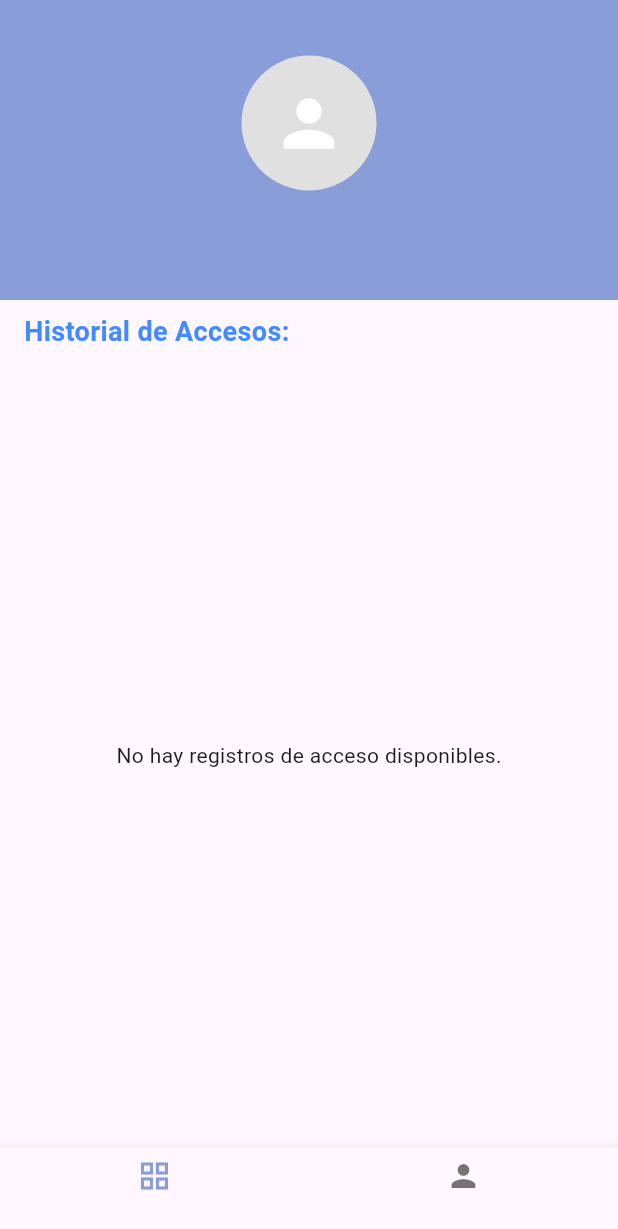
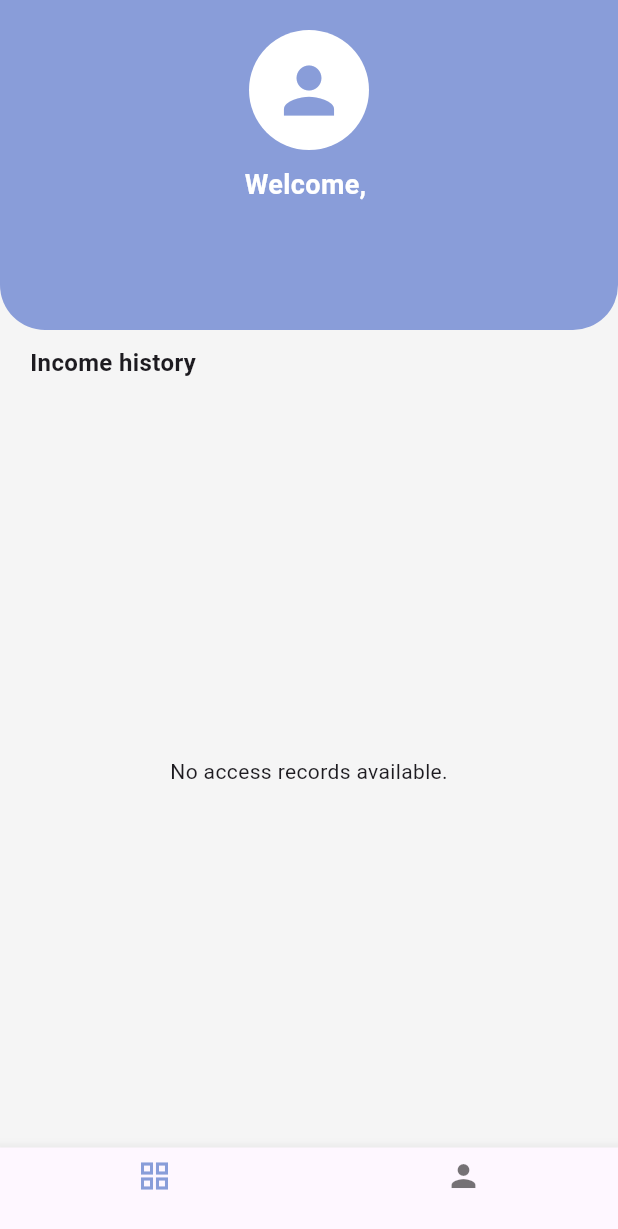
Before and after one commit to tatanardila99/recognitionApp, a Flutter app: the StudentHomeScreen screen opened by its route, on a phone screen of 412 x 824 dp. Shown: the top 1229 px of the screen. Run offline on Flutter 3.47's test engine with Material 3 defaults, Android fonts, the phone set to English and light mode, and no system bars; our stand-ins replace camera, flutter_styled_toast, google_fonts; missing offline and left inert: face_camera, google_ml_kit; accounts and stored records are empty.

Commit message:
Update > Student screen enhancement

```diff
--- a/lib/screens/student/home_student.dart
+++ b/lib/screens/student/home_student.dart
@@ -1,4 +1,3 @@
-// student_home_screen.dart
 import 'package:flutter/material.dart';
 import 'package:uts_recognitionapp/screens/student/bottom_bar_navigation_student.dart';
 import 'package:intl/intl.dart';
@@ -15,41 +14,39 @@
 }
 
 class _StudentHomeScreenState extends State<StudentHomeScreen> {
-
   @override
   void didChangeDependencies() {
     super.didChangeDependencies();
-
-
     final Map<String, dynamic>? args =
         ModalRoute.of(context)?.settings.arguments as Map<String, dynamic>?;
 
-    if (args != null && !Provider.of<UserProvider>(context, listen: false).currentUserLoaded) {
+    if (args != null &&
+        !Provider.of<UserProvider>(context, listen: false).currentUserLoaded) {
       final userProvider = Provider.of<UserProvider>(context, listen: false);
 
       List<dynamic>? accessInfoRaw = args['accessInfo'];
       Map<String, dynamic>? userDataRaw = args['userData'];
 
-      if (userDataRaw != null) {
-        userProvider.setUser(userDataRaw);
-      }
-      if (accessInfoRaw != null) {
-        userProvider.setAccessInfo(accessInfoRaw);
-      }
-      print('Datos guardados en el Provider.');
+      if (userDataRaw != null) userProvider.setUser(userDataRaw);
+      if (accessInfoRaw != null) userProvider.setAccessInfo(accessInfoRaw);
     }
   }
 
-
-  String _formatDate(String dateString) {
+  String _formatTime(String dateString) {
     try {
       final dateTime = DateTime.parse(dateString);
-      return DateFormat('dd MMM yyyy, hh:mm a').format(dateTime);
+      return DateFormat('HH:mm EEEE, d MMMM yyyy').format(dateTime);
     } catch (e) {
-      print('Error al formatear fecha: $e');
       return dateString;
     }
   }
+
+  final List<Color> cardColors = [
+    Colors.blue.shade900,
+    Colors.lightBlue.shade400,
+    Colors.pinkAccent.shade100,
+    Colors.cyan.shade400,
+  ];
 
   @override
   Widget build(BuildContext context) {
@@ -57,83 +54,114 @@
     final UserData? currentUser = userProvider.currentUser;
     final List<AccessEntry>? currentAccessInfo = userProvider.currentAccessInfo;
 
-
     return Scaffold(
+      backgroundColor: Colors.grey.shade100,
       body: Column(
-        crossAxisAlignment: CrossAxisAlignment.stretch,
-        children: <Widget>[
+        children: [
           Container(
             width: double.infinity,
+            height: 220,
+            decoration: const BoxDecoration(
+              color: Color(0xFF899DD9),
+              borderRadius: BorderRadius.only(
+                bottomLeft: Radius.circular(30),
+                bottomRight: Radius.circular(30),
+              ),
+            ),
             padding: EdgeInsets.only(
-              top: MediaQuery.of(context).padding.top + 16.0,
-              bottom: 16.0,
+              top: MediaQuery.of(context).padding.top + 20,
+              bottom: 20,
             ),
-            decoration: const BoxDecoration(color: Color(0xFF899DD9)),
-            height: 200,
             child: Column(
-              mainAxisAlignment: MainAxisAlignment.center,
-              children: <Widget>[
-                Container(
-                  width: 90,
-                  height: 90,
-                  decoration: BoxDecoration(
-                    shape: BoxShape.circle,
-                    color: Colors.grey[300],
-                  ),
-                  child: const Center(
-                    child: Icon(Icons.person, size: 50, color: Colors.white),
-                  ),
+              children: [
+                CircleAvatar(
+                  radius: 40,
+                  backgroundColor: Colors.white,
+                  child: Icon(Icons.person, size: 50, color: Color(0xFF899DD9)),
                 ),
                 const SizedBox(height: 10),
                 Text(
-                  currentUser?.name ?? "Usuario",
+                  "Welcome, ${currentUser?.name ?? 'Estudiante'}",
                   style: const TextStyle(
+                    color: Colors.white,
+                    fontSize: 18,
                     fontWeight: FontWeight.w600,
-                    fontSize: 18,
-                    color: Colors.white,
                   ),
                 ),
               ],
             ),
           ),
+
           const Padding(
-            padding: EdgeInsets.symmetric(horizontal: 16.0, vertical: 8.0),
+            padding: EdgeInsets.symmetric(horizontal: 20, vertical: 10),
+            child: Align(
+              alignment: Alignment.centerLeft,
               child: Text(
-              'Historial de Accesos:',
-              style: TextStyle(
-                fontWeight: FontWeight.bold,
-                fontSize: 18,
-                color: Colors.blueAccent,
+                "Income history",
+                style: TextStyle(fontSize: 16, fontWeight: FontWeight.bold),
               ),
             ),
           ),
 
           Expanded(
-            child: currentAccessInfo == null || currentAccessInfo.isEmpty
-                ? const Center(child: Text('No hay registros de acceso disponibles.'))
-                : SingleChildScrollView(
-              scrollDirection: Axis.vertical,
-              child: SingleChildScrollView(
-                scrollDirection: Axis.horizontal,
-                child: DataTable(
-                  columns: const <DataColumn>[
-                    DataColumn(label: Text('Ubicación')),
-                    DataColumn(label: Text('Fecha y Hora')),
-                    DataColumn(label: Text('Resultado')),
-                    DataColumn(label: Text('Confianza')),
+            child:
+                currentAccessInfo == null || currentAccessInfo.isEmpty
+                    ? const Center(child: Text("No access records available."))
+                    : ListView.builder(
+                      padding: const EdgeInsets.symmetric(horizontal: 20),
+                      itemCount: currentAccessInfo.length,
+                      itemBuilder: (context, index) {
+                        final access = currentAccessInfo[index];
+                        final cardColor = cardColors[index % cardColors.length];
+
+                        return Container(
+                          margin: const EdgeInsets.only(bottom: 16),
+                          decoration: BoxDecoration(
+                            color: Colors.white,
+                            borderRadius: BorderRadius.circular(20),
+                            boxShadow: const [
+                              BoxShadow(
+                                color: Colors.black12,
+                                blurRadius: 6,
+                                offset: Offset(0, 2),
+                              ),
                             ],
-                  rows: currentAccessInfo.map<DataRow>((access) {
-                    return DataRow(
-                      cells: <DataCell>[
-                        DataCell(Text(access.locationName ?? '')),
-                        DataCell(Text(_formatDate(access.dateEntry ?? ''))),
-                        DataCell(Text(access.result ?? '')),
-                        DataCell(Text('${access.confidence?.toStringAsFixed(2) ?? 'N/A'}%')),
-                      ],
-                    );
-                  }).toList(),
+                          ),
+                          child: ListTile(
+                            contentPadding: const EdgeInsets.all(16),
+                            leading: Container(
+                              width: 8,
+                              height: double.infinity,
+                              decoration: BoxDecoration(
+                                color: cardColor,
+                                borderRadius: BorderRadius.circular(10),
                               ),
                             ),
+                            title: Text(
+                              access.locationName ?? 'Laboratorio',
+                              style: const TextStyle(
+                                fontWeight: FontWeight.bold,
+                                fontSize: 16,
+                              ),
+                            ),
+                            subtitle: Column(
+                              crossAxisAlignment: CrossAxisAlignment.start,
+                              children: [
+                                const SizedBox(height: 4),
+                                const Text("ClassRoom Register"),
+                                const SizedBox(height: 4),
+                                Text(
+                                  _formatTime(access.dateEntry ?? ''),
+                                  style: const TextStyle(
+                                    color: Colors.grey,
+                                    fontSize: 12,
+                                  ),
+                                ),
+                              ],
+                            ),
+                          ),
+                        );
+                      },
                     ),
           ),
         ],
```
Lines whose indentation alone changed are shown as unchanged.
